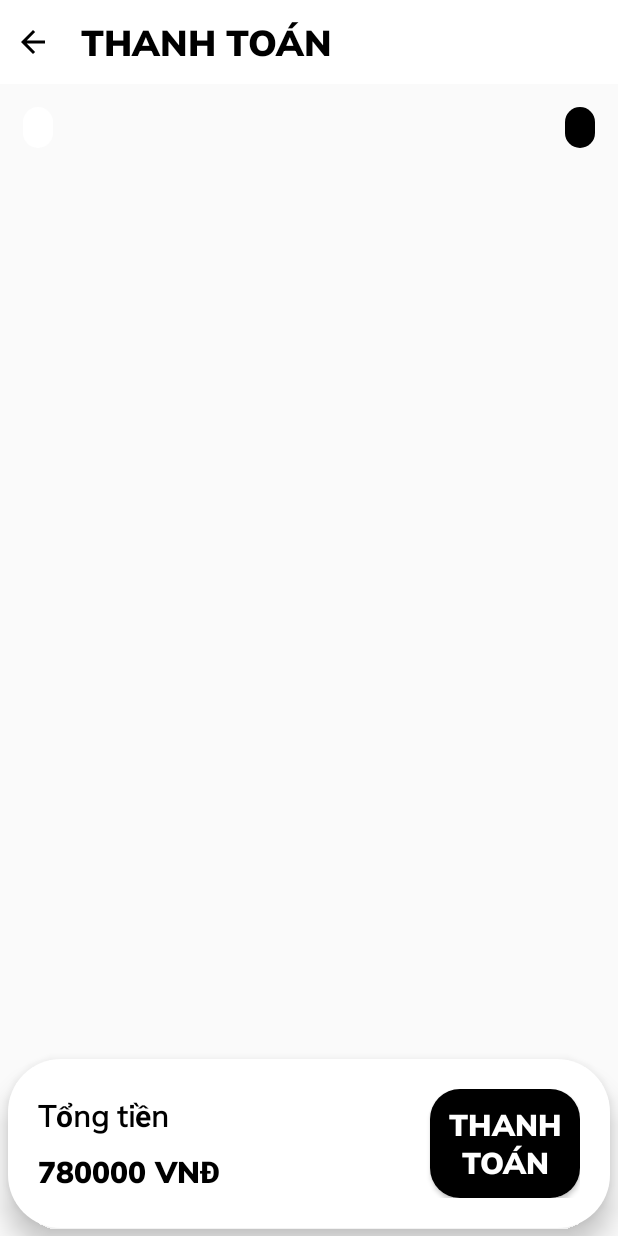
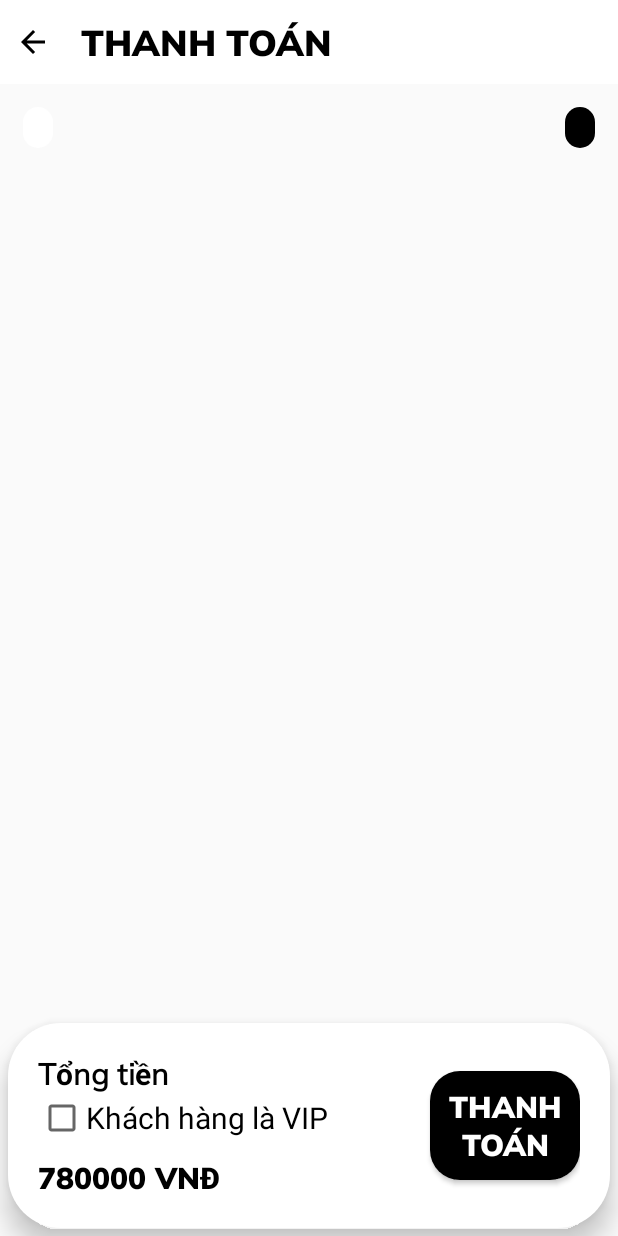
Before and after one commit to MinhQuan117/PRO1121_Nhom8_CP17312_QuanLyCafe, an Android app: the PaymentActivity screen opened directly, with no data from a screen before it, on a phone screen of 412 x 824 dp. Run offline under Robolectric (Android 15) with nearby library versions, the phone set to English and light mode, and no system bars; Roboto replaces fonts that are not available here.

Commit message:
quản lý khách hàng

```diff
--- a/app/src/main/res/layout/payment_layout.xml
+++ b/app/src/main/res/layout/payment_layout.xml
@@ -112,6 +112,16 @@
                 android:textSize="20sp"
                 android:textStyle="bold"
                 />
+            <CheckBox
+                android:id="@+id/ChkVip"
+                android:layout_width="wrap_content"
+                android:layout_height="wrap_content"
+
+                android:layout_centerHorizontal="true"
+                android:text="Khách hàng là VIP"
+                android:textSize="20sp"
+
+                />
             <TextView
                 android:id="@+id/txt_payment_TongTien"
                 android:layout_width="wrap_content"
```
Also changed, not shown: app/src/main/java/com/example/pro1121_cp17312_nhom8_quanlycafe/Activities/PaymentActivity.java (+23 -2 lines).
